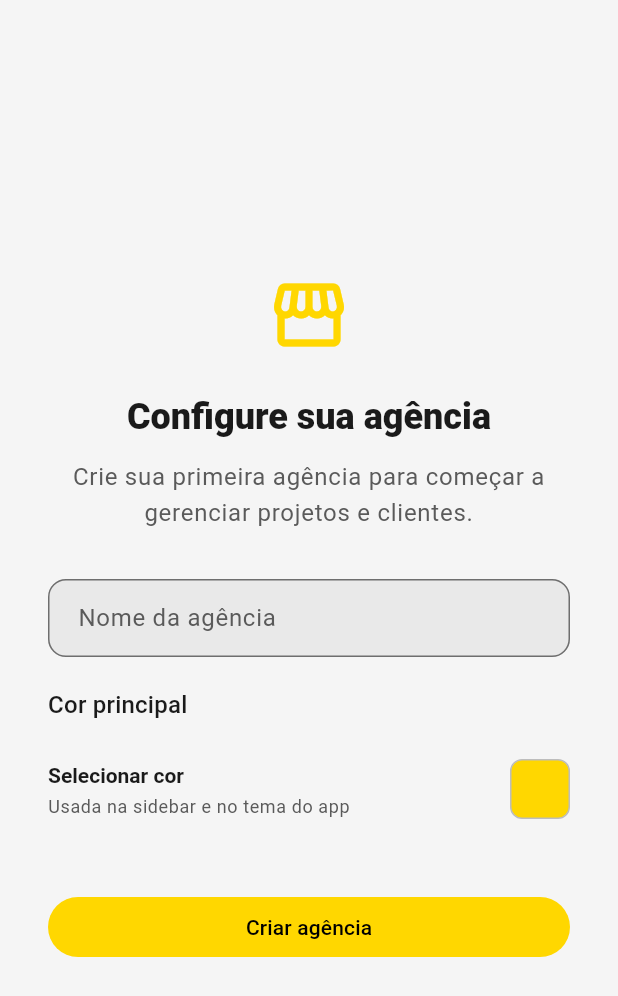
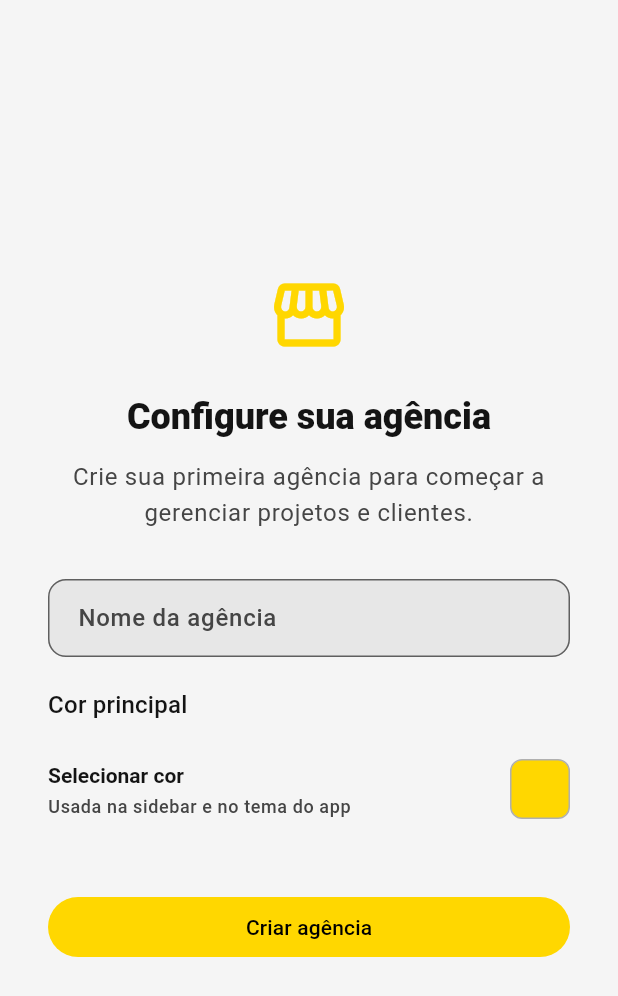
Before and after one commit to luisjuniorawr1/dofluxo, a Flutter app: the screen it shows once a user with an empty profile is signed in, after a tap on "Criar minha agência", on a phone screen of 412 x 824 dp. Shown: the top 996 px of the screen. Run offline on Flutter 3.47's test engine with Material 3 defaults, Android fonts, the phone set to English and light mode, and no system bars; our stand-ins replace cloud_firestore, firebase_auth, firebase_core, flutter_colorpicker, google_fonts, shared_preferences; missing offline and left inert: dart:html; accounts and stored records are empty.

Commit message:
fix(theme): improve secondary text and badge contrast in light and dark
Strengthen onSurfaceVariant, container tokens, and chip styles globally.
Use readable badge colors for role chips, Você label, and planning chips.

Co-authored-by: luisjuniorawr1 <luisjuniorawr1@users.noreply.github.com>

```diff
--- a/lib/core/theme/app_theme.dart
+++ b/lib/core/theme/app_theme.dart
@@ -17,36 +17,67 @@ class AppTheme {
       brightness: brightness,
     );
 
-    final onSurface = isDark ? const Color(0xFFEAEAEA) : const Color(0xFF1A1A1A);
-    final onSurfaceVariant = isDark ? const Color(0xFFB8B8B8) : const Color(0xFF5A5A5A);
+    // Texto principal e secundário com contraste forte nos dois temas.
+    final onSurface = isDark ? const Color(0xFFF2F2F2) : const Color(0xFF141414);
+    final onSurfaceVariant = isDark ? const Color(0xFFCFCFCF) : const Color(0xFF454545);
     final surface = isDark ? const Color(0xFF121212) : const Color(0xFFF5F5F5);
-    final surfaceContainerHighest = isDark ? const Color(0xFF383838) : const Color(0xFFD8D8D8);
+    final surfaceContainerHighest =
+        isDark ? const Color(0xFF3A3A3A) : const Color(0xFFD6D6D6);
 
     final onBrand = ThemeUtils.getContrastColor(primaryColor);
     final contentAccent = ThemeUtils.readableAccent(
       accent: primaryColor,
       background: surface,
       fallback: onSurface,
+      minRatio: 4.5,
     );
     final contentAccentOnFilled = ThemeUtils.readableAccent(
       accent: primaryColor,
       background: surfaceContainerHighest,
       fallback: onSurfaceVariant,
+      minRatio: 4.5,
     );
+
+    final primaryContainer = Color.alphaBlend(
+      primaryColor.withValues(alpha: isDark ? 0.38 : 0.24),
+      isDark ? const Color(0xFF2A2A2A) : const Color(0xFFFFFFFF),
+    );
+    final onPrimaryContainer = ThemeUtils.readableAccent(
+      accent: primaryColor,
+      background: primaryContainer,
+      fallback: ThemeUtils.getContrastColor(primaryContainer),
+      minRatio: 4.5,
+    );
+
+    final secondaryContainer =
+        isDark ? const Color(0xFF2F3B48) : const Color(0xFFD8E2EC);
+    final onSecondaryContainer =
+        isDark ? const Color(0xFFE3EDF7) : const Color(0xFF152433);
+
+    final tertiaryContainer =
+        isDark ? const Color(0xFF3A342C) : const Color(0xFFEDE4D6);
+    final onTertiaryContainer =
+        isDark ? const Color(0xFFF3EADF) : const Color(0xFF2A2216);
 
     final colorScheme = baseScheme.copyWith(
       primary: primaryColor,
       onPrimary: onBrand,
+      primaryContainer: primaryContainer,
+      onPrimaryContainer: onPrimaryContainer,
+      secondaryContainer: secondaryContainer,
+      onSecondaryContainer: onSecondaryContainer,
+      tertiaryContainer: tertiaryContainer,
+      onTertiaryContainer: onTertiaryContainer,
       surface: surface,
       onSurface: onSurface,
       onSurfaceVariant: onSurfaceVariant,
       surfaceContainerLowest: isDark ? const Color(0xFF0D0D0D) : const Color(0xFFFFFFFF),
       surfaceContainerLow: isDark ? const Color(0xFF1C1C1C) : const Color(0xFFF3F3F3),
       surfaceContainer: isDark ? const Color(0xFF242424) : const Color(0xFFEBEBEB),
-      surfaceContainerHigh: isDark ? const Color(0xFF2C2C2C) : const Color(0xFFE4E4E4),
+      surfaceContainerHigh: isDark ? const Color(0xFF303030) : const Color(0xFFE0E0E0),
       surfaceContainerHighest: surfaceContainerHighest,
-      outline: isDark ? const Color(0xFF8E8E8E) : const Color(0xFF6E6E6E),
-      outlineVariant: isDark ? const Color(0xFF4A4A4A) : const Color(0xFFBDBDBD),
+      outline: isDark ? const Color(0xFFA0A0A0) : const Color(0xFF5F5F5F),
+      outlineVariant: isDark ? const Color(0xFF555555) : const Color(0xFFB0B0B0),
     );
 
     final agencyColors = AgencyThemeColors(
@@ -60,6 +91,23 @@ class AppTheme {
     final textTheme = baseTextTheme.apply(
       bodyColor: colorScheme.onSurface,
       displayColor: colorScheme.onSurface,
+    ).copyWith(
+      bodySmall: baseTextTheme.bodySmall?.copyWith(
+        color: colorScheme.onSurfaceVariant,
+        fontWeight: FontWeight.w500,
+      ),
+      labelSmall: baseTextTheme.labelSmall?.copyWith(
+        color: colorScheme.onSurfaceVariant,
+        fontWeight: FontWeight.w600,
+      ),
+      labelMedium: baseTextTheme.labelMedium?.copyWith(
+        color: colorScheme.onSurface,
+        fontWeight: FontWeight.w600,
+      ),
+      titleSmall: baseTextTheme.titleSmall?.copyWith(
+        color: colorScheme.onSurface,
+        fontWeight: FontWeight.w700,
+      ),
     );
 
     final borderRadius = BorderRadius.circular(12);
@@ -67,6 +115,9 @@ class AppTheme {
       borderRadius: borderRadius,
       borderSide: BorderSide(color: colorScheme.outline),
     );
+
+    final chipBackground = colorScheme.surfaceContainerHigh;
+    final chipLabelColor = colorScheme.onSurface;
 
     return ThemeData(
       useMaterial3: true,
@@ -76,7 +127,8 @@ class AppTheme {
       scaffoldBackgroundColor: colorScheme.surface,
       textTheme: textTheme,
       extensions: [agencyColors],
-      iconTheme: IconThemeData(color: colorScheme.onSurface),
+      iconTheme: IconThemeData(color: colorScheme.onSurfaceVariant),
+      primaryIconTheme: IconThemeData(color: colorScheme.onSurface),
       appBarTheme: AppBarTheme(
         backgroundColor: colorScheme.surface,
         foregroundColor: colorScheme.onSurface,
@@ -107,15 +159,25 @@ class AppTheme {
         ),
         subtitleTextStyle: textTheme.bodyMedium?.copyWith(
           color: colorScheme.onSurfaceVariant,
+          fontWeight: FontWeight.w500,
         ),
       ),
       inputDecorationTheme: InputDecorationTheme(
         filled: true,
-        fillColor: colorScheme.surfaceContainerHighest.withValues(alpha: isDark ? 0.5 : 0.4),
+        fillColor: colorScheme.surfaceContainerHighest.withValues(alpha: isDark ? 0.55 : 0.45),
         contentPadding: const EdgeInsets.symmetric(horizontal: 16, vertical: 14),
-        labelStyle: TextStyle(color: colorScheme.onSurfaceVariant),
-        floatingLabelStyle: TextStyle(color: contentAccentOnFilled, fontWeight: FontWeight.w600),
-        hintStyle: TextStyle(color: colorScheme.onSurfaceVariant.withValues(alpha: 0.8)),
+        labelStyle: TextStyle(
+          color: colorScheme.onSurfaceVariant,
+          fontWeight: FontWeight.w500,
+        ),
+        floatingLabelStyle: TextStyle(
+          color: contentAccentOnFilled,
+          fontWeight: FontWeight.w600,
+        ),
+        hintStyle: TextStyle(
+          color: colorScheme.onSurfaceVariant,
+          fontWeight: FontWeight.w500,
+        ),
         prefixIconColor: colorScheme.onSurfaceVariant,
         suffixIconColor: colorScheme.onSurfaceVariant,
         border: outlineBorder,
@@ -134,13 +196,21 @@ class AppTheme {
         thickness: 1,
       ),
       chipTheme: ChipThemeData(
-        backgroundColor: colorScheme.surfaceContainerHigh,
-        selectedColor: primaryColor.withValues(alpha: 0.22),
-        labelStyle: TextStyle(color: colorScheme.onSurface),
-        secondaryLabelStyle: TextStyle(color: colorScheme.onSurface),
+        backgroundColor: chipBackground,
+        selectedColor: primaryContainer,
+        disabledColor: colorScheme.surfaceContainer,
+        labelStyle: TextStyle(
+          color: chipLabelColor,
+          fontWeight: FontWeight.w600,
+        ),
+        secondaryLabelStyle: TextStyle(
+          color: onPrimaryContainer,
+          fontWeight: FontWeight.w700,
+        ),
         deleteIconColor: colorScheme.onSurfaceVariant,
         side: BorderSide(color: colorScheme.outlineVariant),
-        checkmarkColor: onBrand,
+        checkmarkColor: onPrimaryContainer,
+        padding: const EdgeInsets.symmetric(horizontal: 8, vertical: 2),
       ),
       dialogTheme: DialogThemeData(
         backgroundColor: colorScheme.surfaceContainerLow,
@@ -149,11 +219,16 @@ class AppTheme {
           color: colorScheme.onSurface,
           fontWeight: FontWeight.w700,
         ),
-        contentTextStyle: textTheme.bodyMedium?.copyWith(color: colorScheme.onSurface),
+        contentTextStyle: textTheme.bodyMedium?.copyWith(
+          color: colorScheme.onSurface,
+        ),
       ),
       snackBarTheme: SnackBarThemeData(
         backgroundColor: isDark ? colorScheme.surfaceContainerHighest : const Color(0xFF323232),
-        contentTextStyle: TextStyle(color: isDark ? colorScheme.onSurface : Colors.white),
+        contentTextStyle: TextStyle(
+          color: isDark ? colorScheme.onSurface : Colors.white,
+          fontWeight: FontWeight.w500,
+        ),
         actionTextColor: isDark ? contentAccent : Colors.white,
         behavior: SnackBarBehavior.floating,
       ),
@@ -193,11 +268,15 @@ class AppTheme {
       ),
       progressIndicatorTheme: ProgressIndicatorThemeData(
         color: successBright,
-        linearTrackColor: colorScheme.onSurface.withValues(alpha: 0.12),
+        linearTrackColor: colorScheme.onSurface.withValues(alpha: 0.16),
       ),
       drawerTheme: DrawerThemeData(
         backgroundColor: colorScheme.surfaceContainerLow,
       ),
+      popupMenuTheme: PopupMenuThemeData(
+        color: colorScheme.surfaceContainerLow,
+        textStyle: textTheme.bodyMedium?.copyWith(color: colorScheme.onSurface),
+      ),
     );
   }
 }
--- a/lib/core/utils/theme_utils.dart
+++ b/lib/core/utils/theme_utils.dart
@@ -63,7 +63,28 @@ class ThemeUtils {
     final theme = Theme.of(context);
     return theme.textTheme.bodySmall!.copyWith(
       color: theme.colorScheme.onSurfaceVariant,
+      fontWeight: FontWeight.w500,
     );
+  }
+
+  /// Fundo + texto de badge tingido pela cor de destaque, com contraste ≥ 4.5.
+  static ({Color background, Color foreground}) tintedBadgeColors({
+    required Color accent,
+    required Color surface,
+    required Brightness brightness,
+    double minRatio = 4.5,
+  }) {
+    final background = Color.alphaBlend(
+      accent.withValues(alpha: brightness == Brightness.dark ? 0.34 : 0.22),
+      surface,
+    );
+    final foreground = readableAccent(
+      accent: accent,
+      background: background,
+      fallback: getContrastColor(background),
+      minRatio: minRatio,
+    );
+    return (background: background, foreground: foreground);
   }
 
   /// Destaque de marca seguro para uso em superfícies de conteúdo.
@@ -74,6 +95,7 @@ class ThemeUtils {
       accent: agency.brand,
       background: background,
       fallback: Theme.of(context).colorScheme.onSurface,
+      minRatio: 4.5,
     );
   }
 }
```
Also changed, not shown: lib/presentation/projects/widgets/planning_status_chip.dart (+16 -5 lines), lib/presentation/team/widgets/role_badge.dart (+9 -6 lines), lib/presentation/team/widgets/team_member_tile.dart (+12 -5 lines).
